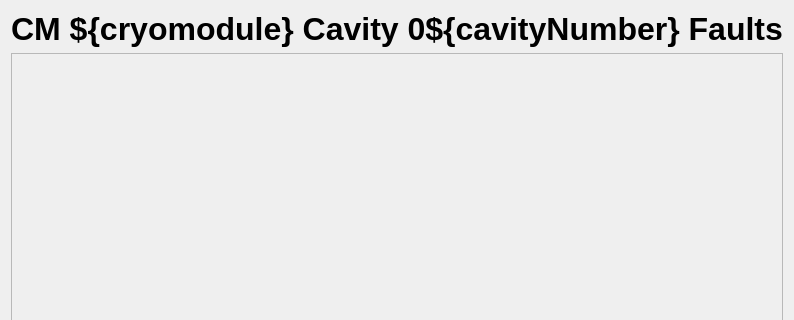
First picture: the form in frontend/cavityfaultdisplay.ui, repository slaclab/cavityDisplay, before the edit; both pictures show x 0 to 794 and y 0 to 320 of the 794 by 782 pixel window.
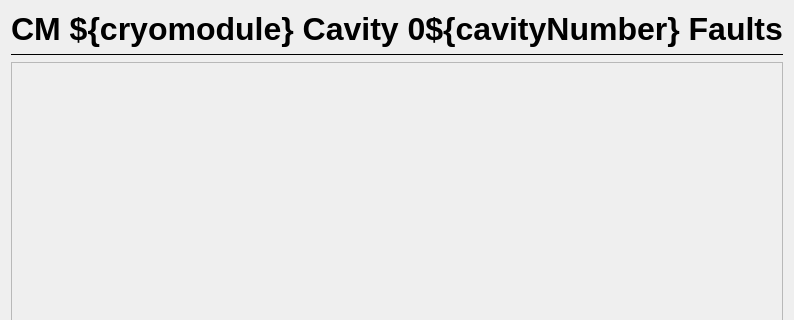
Second picture: the form after the edit. Custom widgets are drawn as their Qt base class.

Commit message: cavity fault display is visually appealing, added TLC button to cryomodule fault panel, still working on getting the button working

```diff
--- a/frontend/cavityfaultdisplay.ui
+++ b/frontend/cavityfaultdisplay.ui
@@ -40,6 +40,16 @@
      </property>
     </widget>
    </item>
+   <item>
+    <widget class="Line" name="line">
+     <property name="frameShadow">
+      <enum>QFrame::Plain</enum>
+     </property>
+     <property name="orientation">
+      <enum>Qt::Horizontal</enum>
+     </property>
+    </widget>
+   </item>
    <item>
     <widget class="QScrollArea" name="scrollArea">
      <property name="widgetResizable">
@@ -51,7 +61,7 @@
         <x>0</x>
         <y>0</y>
         <width>573</width>
-        <height>687</height>
+        <height>672</height>
        </rect>
       </property>
       <layout class="QVBoxLayout" name="verticalLayout_3">
```
Left out of the diff: 5 changed lines with no effect on the pictures. The commit also changes 3 other files.
